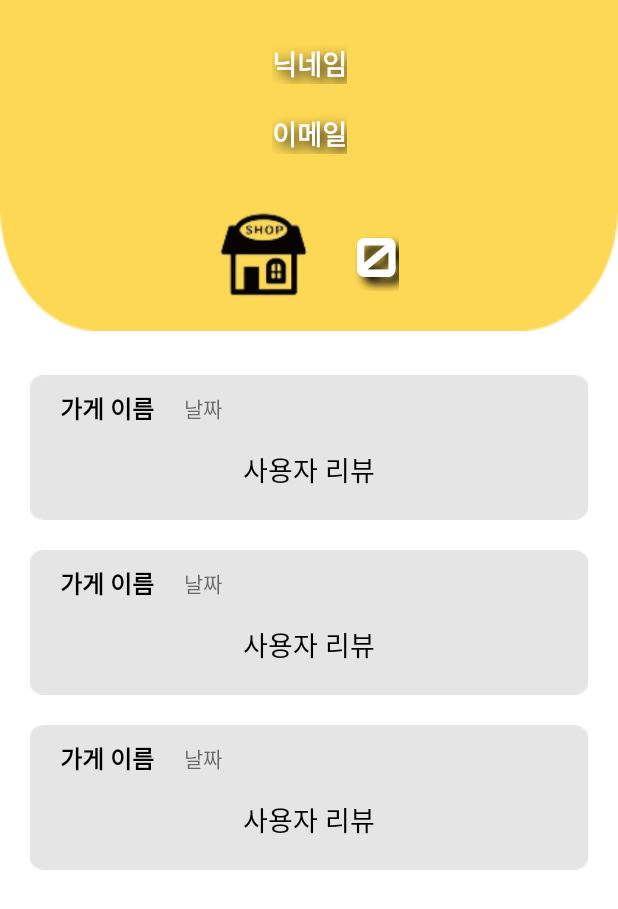
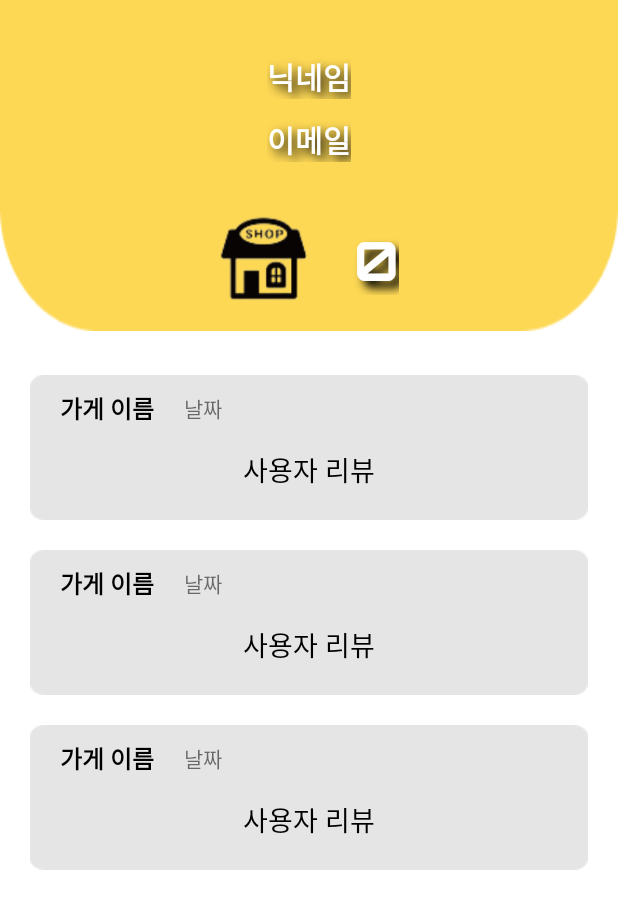
Before and after one commit to 2022-Software-Engineering-Team-5/se-termproject-quickeat, an Android app: the layout fragment_history.xml on its own in the app's theme, with its tools: preview values and no code run, on a phone screen of 412 x 824 dp. Shown: the top 909 px of the screen. Run offline under Robolectric (Android 15) with nearby library versions, the phone set to English and light mode, and no system bars.

Commit message:
fix: Done (not occured error)

```diff
--- a/app/src/main/java/com/se/termproject/ui/login/LoginActivity.java
+++ b/app/src/main/java/com/se/termproject/ui/login/LoginActivity.java
@@ -40,6 +40,7 @@ import com.se.termproject.R;
 
 import com.se.termproject.base.java.BaseActivity;
 import com.se.termproject.databinding.ActivityLoginBinding;
+import com.se.termproject.ui.intro.SplashActivity;
 import com.se.termproject.ui.shopkeeper.CheckActivity;
 import com.se.termproject.util.SharedPreferencesManagerKt;
 
@@ -178,5 +179,6 @@ public class LoginActivity extends BaseActivity<ActivityLoginBinding> {
         saveUserId("");
         mAuth.signOut();
         mGoogleSignInClient.signOut();
+        startNextActivityWithClear(SplashActivity.class);
     }
 }
--- a/app/src/main/java/com/se/termproject/util/ApplicationClass.kt
+++ b/app/src/main/java/com/se/termproject/util/ApplicationClass.kt
@@ -3,6 +3,8 @@ package com.se.termproject.util
 import android.app.Application
 import android.content.Context
 import android.content.SharedPreferences
+import com.google.android.gms.auth.api.signin.GoogleSignInClient
+import com.google.firebase.auth.FirebaseAuth
 
 class ApplicationClass : Application() {
     companion object {
--- a/app/src/main/res/layout/fragment_history.xml
+++ b/app/src/main/res/layout/fragment_history.xml
@@ -59,14 +59,14 @@
         android:id="@+id/history_profile_name_tv"
         android:layout_width="wrap_content"
         android:layout_height="wrap_content"
-        android:layout_marginTop="20dp"
+        android:layout_marginTop="30dp"
         android:shadowColor="@color/black"
         android:shadowDx="5.0"
         android:shadowDy="5.0"
-        android:shadowRadius="10.0"
+        android:shadowRadius="8.0"
         android:text="@string/nickname"
         android:textColor="@color/white"
-        android:textSize="18sp"
+        android:textSize="20sp"
         android:textStyle="bold"
         app:layout_constraintBottom_toTopOf="@id/history_profile_email_tv"
         app:layout_constraintEnd_toEndOf="parent"
@@ -78,15 +78,15 @@
         android:id="@+id/history_profile_email_tv"
         android:layout_width="wrap_content"
         android:layout_height="wrap_content"
-        android:layout_marginTop="10dp"
+        android:layout_marginTop="5dp"
         android:layout_marginBottom="20dp"
         android:shadowColor="@color/black"
         android:shadowDx="5.0"
         android:shadowDy="5.0"
-        android:shadowRadius="10.0"
+        android:shadowRadius="8.0"
         android:text="@string/email"
         android:textColor="@color/white"
-        android:textSize="18sp"
+        android:textSize="20sp"
         android:textStyle="bold"
         app:layout_constraintBottom_toTopOf="@id/history_profile_numberOfStore_ll"
         app:layout_constraintEnd_toEndOf="parent"
```
Also changed, not shown: app/src/main/java/com/se/termproject/ui/customer/setting/SettingFragment.kt (+12 -0 lines), app/src/main/java/com/se/termproject/ui/shopkeeper/MainActivity.kt (+9 -3 lines), app/src/main/res/layout/fragment_setting.xml (+5 -3 lines), app/src/main/res/menu/menu_shopkeeper_nav.xml (+11 -6 lines), app/src/main/java/com/se/termproject/util/SharedPreferencesManager.kt (line endings or trailing spaces).
